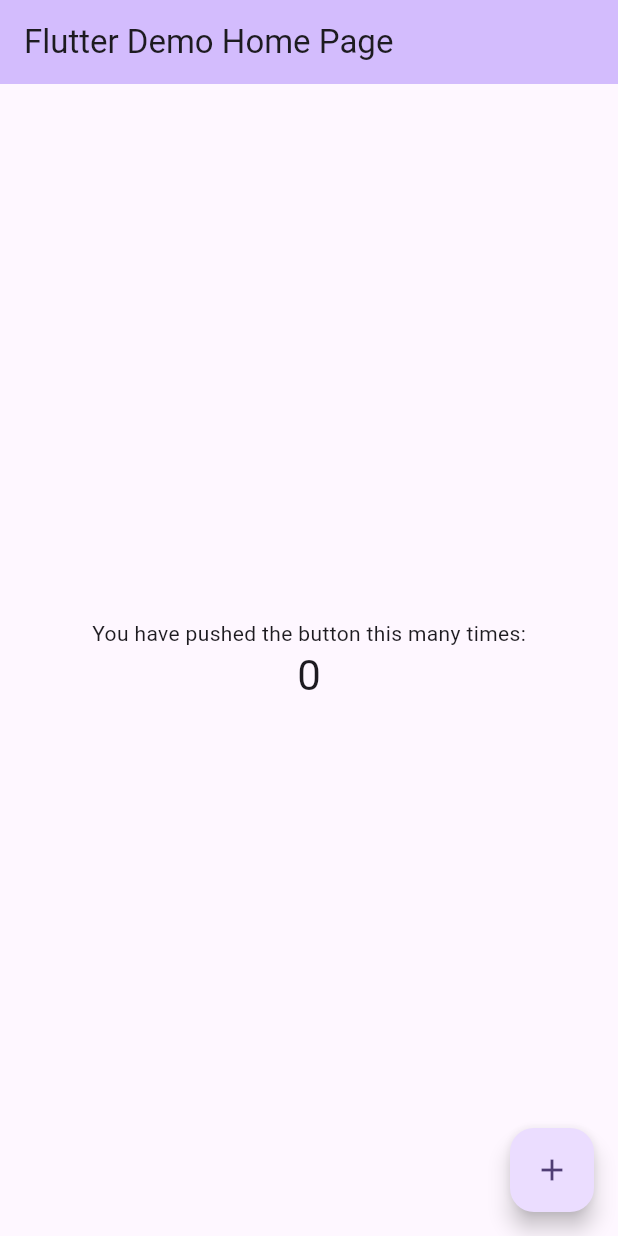
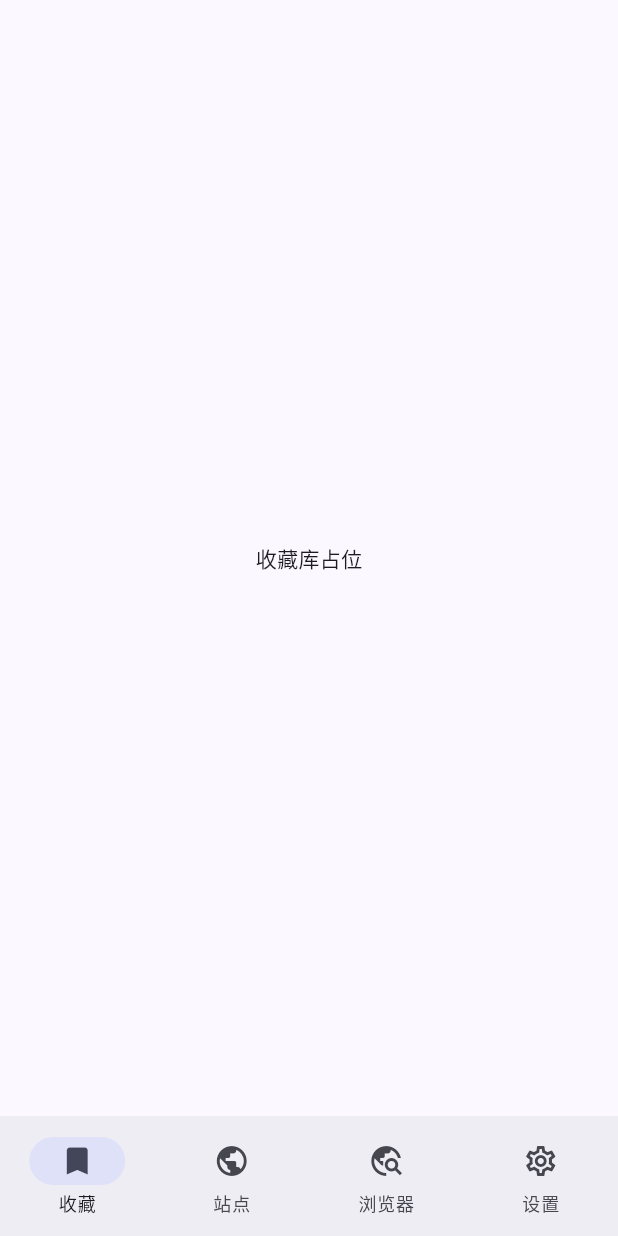
Before and after one commit to cpf23333/read-later, a Flutter app: the screen it shows after launch, on a phone screen of 412 x 824 dp. Run offline on Flutter 3.47's test engine with Material 3 defaults, Android fonts, the phone set to English and light mode, and no system bars; our stand-ins replace dio, flutter_riverpod, flutter_secure_storage, go_router, logger.

Commit message:
feat(mobile): 应用外壳与平板自适应导航

```diff
--- /dev/null
+++ b/mobile/lib/app.dart
@@ -0,0 +1,38 @@
+import 'package:flutter/material.dart';
+import 'package:go_router/go_router.dart';
+
+import 'router.dart';
+
+class ReadLaterApp extends StatefulWidget {
+  const ReadLaterApp({super.key});
+
+  @override
+  State<ReadLaterApp> createState() => _ReadLaterAppState();
+}
+
+class _ReadLaterAppState extends State<ReadLaterApp> {
+  late final GoRouter _router = createRouter();
+
+  static const _seedColor = Color(0xFF4F6BED);
+
+  @override
+  Widget build(BuildContext context) {
+    return MaterialApp.router(
+      title: '稍后再看',
+      debugShowCheckedModeBanner: false,
+      theme: ThemeData(
+        useMaterial3: true,
+        colorScheme: ColorScheme.fromSeed(seedColor: _seedColor),
+      ),
+      darkTheme: ThemeData(
+        useMaterial3: true,
+        colorScheme: ColorScheme.fromSeed(
+          seedColor: _seedColor,
+          brightness: Brightness.dark,
+        ),
+      ),
+      themeMode: ThemeMode.system,
+      routerConfig: _router,
+    );
+  }
+}
--- /dev/null
+++ b/mobile/lib/features/library/library_screen.dart
@@ -0,0 +1,12 @@
+import 'package:flutter/material.dart';
+
+class LibraryScreen extends StatelessWidget {
+  const LibraryScreen({super.key});
+
+  @override
+  Widget build(BuildContext context) {
+    return const Scaffold(
+      body: Center(child: Text('收藏库占位')),
+    );
+  }
+}
--- a/mobile/lib/main.dart
+++ b/mobile/lib/main.dart
@@ -1,122 +1,9 @@
 import 'package:flutter/material.dart';
+import 'package:flutter_riverpod/flutter_riverpod.dart';
+
+import 'app.dart';
 
 void main() {
-  runApp(const MyApp());
+  WidgetsFlutterBinding.ensureInitialized();
+  runApp(const ProviderScope(child: ReadLaterApp()));
 }
-
-class MyApp extends StatelessWidget {
-  const MyApp({super.key});
-
-  // This widget is the root of your application.
-  @override
-  Widget build(BuildContext context) {
-    return MaterialApp(
-      title: 'Flutter Demo',
-      theme: ThemeData(
-        // This is the theme of your application.
-        //
-        // TRY THIS: Try running your application with "flutter run". You'll see
-        // the application has a purple toolbar. Then, without quitting the app,
-        // try changing the seedColor in the colorScheme below to Colors.green
-        // and then invoke "hot reload" (save your changes or press the "hot
-        // reload" button in a Flutter-supported IDE, or press "r" if you used
-        // the command line to start the app).
-        //
-        // Notice that the counter didn't reset back to zero; the application
-        // state is not lost during the reload. To reset the state, use hot
-        // restart instead.
-        //
-        // This works for code too, not just values: Most code changes can be
-        // tested with just a hot reload.
-        colorScheme: .fromSeed(seedColor: Colors.deepPurple),
-      ),
-      home: const MyHomePage(title: 'Flutter Demo Home Page'),
-    );
-  }
-}
-
-class MyHomePage extends StatefulWidget {
-  const MyHomePage({super.key, required this.title});
-
-  // This widget is the home page of your application. It is stateful, meaning
-  // that it has a State object (defined below) that contains fields that affect
-  // how it looks.
-
-  // This class is the configuration for the state. It holds the values (in this
-  // case the title) provided by the parent (in this case the App widget) and
-  // used by the build method of the State. Fields in a Widget subclass are
-  // always marked "final".
-
-  final String title;
-
-  @override
-  State<MyHomePage> createState() => _MyHomePageState();
-}
-
-class _MyHomePageState extends State<MyHomePage> {
-  int _counter = 0;
-
-  void _incrementCounter() {
-    setState(() {
-      // This call to setState tells the Flutter framework that something has
-      // changed in this State, which causes it to rerun the build method below
-      // so that the display can reflect the updated values. If we changed
-      // _counter without calling setState(), then the build method would not be
-      // called again, and so nothing would appear to happen.
-      _counter++;
-    });
-  }
-
-  @override
-  Widget build(BuildContext context) {
-    // This method is rerun every time setState is called, for instance as done
-    // by the _incrementCounter method above.
-    //
-    // The Flutter framework has been optimized to make rerunning build methods
-    // fast, so that you can just rebuild anything that needs updating rather
-    // than having to individually change instances of widgets.
-    return Scaffold(
-      appBar: AppBar(
-        // TRY THIS: Try changing the color here to a specific color (to
-        // Colors.amber, perhaps?) and trigger a hot reload to see the AppBar
-        // change color while the other colors stay the same.
-        backgroundColor: Theme.of(context).colorScheme.inversePrimary,
-        // Here we take the value from the MyHomePage object that was created by
-        // the App.build method, and use it to set our appbar title.
-        title: Text(widget.title),
-      ),
-      body: Center(
-        // Center is a layout widget. It takes a single child and positions it
-        // in the middle of the parent.
-        child: Column(
-          // Column is also a layout widget. It takes a list of children and
-          // arranges them vertically. By default, it sizes itself to fit its
-          // children horizontally, and tries to be as tall as its parent.
-          //
-          // Column has various properties to control how it sizes itself and
-          // how it positions its children. Here we use mainAxisAlignment to
-          // center the children vertically; the main axis here is the vertical
-          // axis because Columns are vertical (the cross axis would be
-          // horizontal).
-          //
-          // TRY THIS: Invoke "debug painting" (choose the "Toggle Debug Paint"
-          // action in the IDE, or press "p" in the console), to see the
-          // wireframe for each widget.
-          mainAxisAlignment: .center,
-          children: [
-            const Text('You have pushed the button this many times:'),
-            Text(
-              '$_counter',
-              style: Theme.of(context).textTheme.headlineMedium,
-            ),
-          ],
-        ),
-      ),
-      floatingActionButton: FloatingActionButton(
-        onPressed: _incrementCounter,
-        tooltip: 'Increment',
-        child: const Icon(Icons.add),
-      ),
-    );
-  }
-}
--- /dev/null
+++ b/mobile/lib/router.dart
@@ -0,0 +1,56 @@
+import 'package:flutter/material.dart';
+import 'package:go_router/go_router.dart';
+
+import 'features/browser/browser_screen.dart';
+import 'features/library/library_screen.dart';
+import 'features/settings/settings_screen.dart';
+import 'features/sites/sites_screen.dart';
+import 'shared/widgets/adaptive_scaffold.dart';
+
+/// 创建应用路由（每次调用生成独立实例，便于测试）。
+GoRouter createRouter() {
+  return GoRouter(
+    initialLocation: '/library',
+    routes: [
+      StatefulShellRoute.indexedStack(
+        builder: (context, state, navigationShell) {
+          return AdaptiveScaffold(navigationShell: navigationShell);
+        },
+        branches: [
+          StatefulShellBranch(
+            routes: [
+              GoRoute(
+                path: '/library',
+                builder: (context, state) => const LibraryScreen(),
+              ),
+            ],
+          ),
+          StatefulShellBranch(
+            routes: [
+              GoRoute(
+                path: '/sites',
+                builder: (context, state) => const SitesScreen(),
+              ),
+            ],
+          ),
+          StatefulShellBranch(
+            routes: [
+              GoRoute(
+                path: '/browser',
+                builder: (context, state) => const BrowserScreen(),
+              ),
+            ],
+          ),
+          StatefulShellBranch(
+            routes: [
+              GoRoute(
+                path: '/settings',
+                builder: (context, state) => const SettingsScreen(),
+              ),
+            ],
+          ),
+        ],
+      ),
+    ],
+  );
+}
--- /dev/null
+++ b/mobile/lib/shared/widgets/adaptive_scaffold.dart
@@ -0,0 +1,72 @@
+import 'package:flutter/material.dart';
+import 'package:go_router/go_router.dart';
+
+/// 平板用 NavigationRail，手机/分屏用 NavigationBar 的自适应外壳。
+class AdaptiveScaffold extends StatelessWidget {
+  const AdaptiveScaffold({super.key, required this.navigationShell});
+
+  final StatefulNavigationShell navigationShell;
+
+  static const _destinations = [
+    (icon: Icons.bookmark_outline, selectedIcon: Icons.bookmark, label: '收藏'),
+    (icon: Icons.public_outlined, selectedIcon: Icons.public, label: '站点'),
+    (icon: Icons.travel_explore_outlined, selectedIcon: Icons.travel_explore, label: '浏览器'),
+    (icon: Icons.settings_outlined, selectedIcon: Icons.settings, label: '设置'),
+  ];
+
+  void _onTap(int index) {
+    navigationShell.goBranch(
+      index,
+      initialLocation: index == navigationShell.currentIndex,
+    );
+  }
+
+  @override
+  Widget build(BuildContext context) {
+    return LayoutBuilder(
+      builder: (context, constraints) {
+        final wide = constraints.maxWidth >= 600;
+
+        if (wide) {
+          return Scaffold(
+            body: Row(
+              children: [
+                NavigationRail(
+                  selectedIndex: navigationShell.currentIndex,
+                  onDestinationSelected: _onTap,
+                  labelType: NavigationRailLabelType.all,
+                  destinations: [
+                    for (final d in _destinations)
+                      NavigationRailDestination(
+                        icon: Icon(d.icon),
+                        selectedIcon: Icon(d.selectedIcon),
+                        label: Text(d.label),
+                      ),
+                  ],
+                ),
+                const VerticalDivider(width: 1),
+                Expanded(child: navigationShell),
+              ],
+            ),
+          );
+        }
+
+        return Scaffold(
+          body: navigationShell,
+          bottomNavigationBar: NavigationBar(
+            selectedIndex: navigationShell.currentIndex,
+            onDestinationSelected: _onTap,
+            destinations: [
+              for (final d in _destinations)
+                NavigationDestination(
+                  icon: Icon(d.icon),
+                  selectedIcon: Icon(d.selectedIcon),
+                  label: d.label,
+                ),
+            ],
+          ),
+        );
+      },
+    );
+  }
+}
```
Also changed, not shown: mobile/lib/core/logging/app_logger.dart (added, +14 -0 lines), mobile/lib/features/browser/browser_screen.dart (added, +12 -0 lines), mobile/lib/features/settings/settings_screen.dart (added, +12 -0 lines), mobile/lib/features/sites/sites_screen.dart (added, +12 -0 lines), 2 other files.
